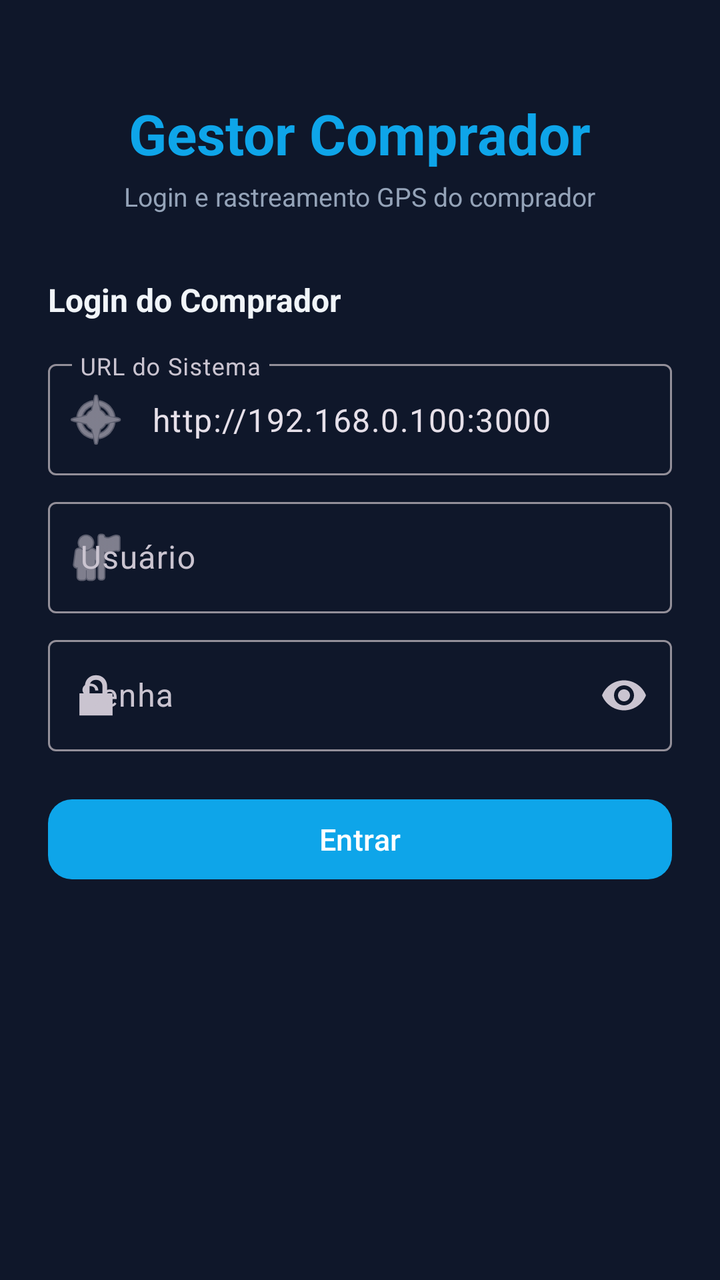
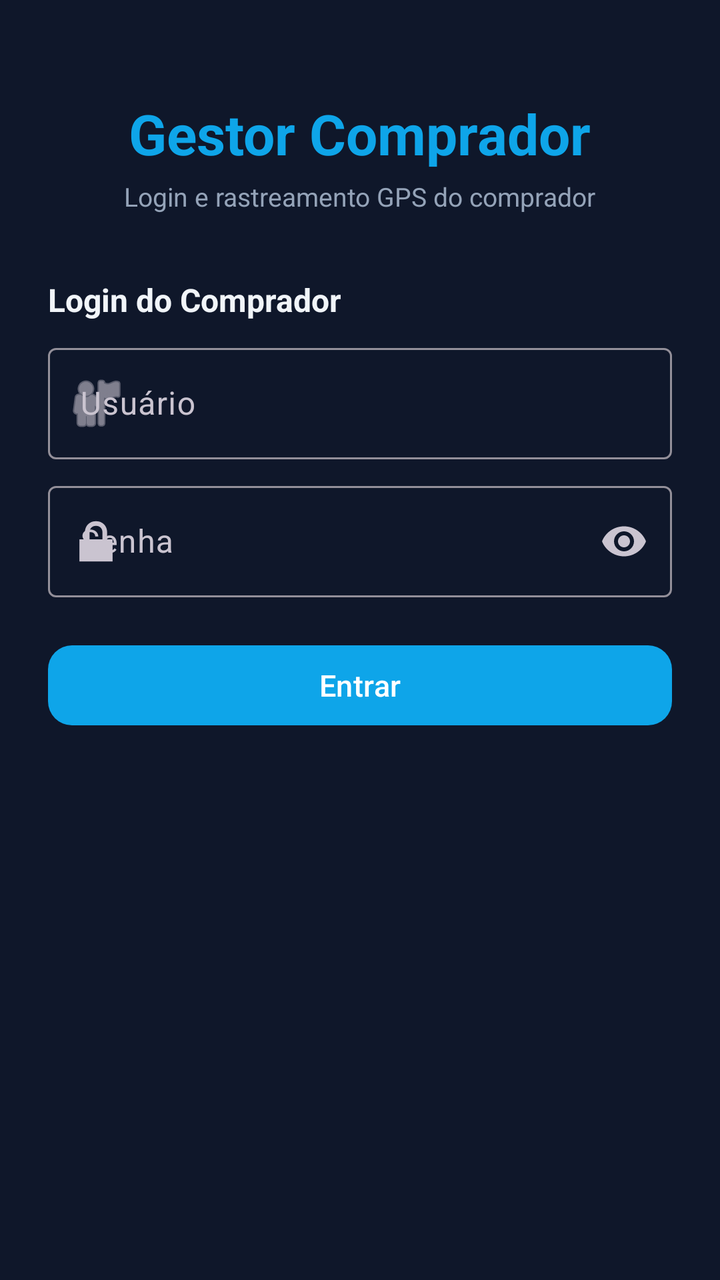

An Android layout rendered at two revisions. The XML below is the earlier revision; the diff shows what the commit changed to produce the second picture.
<!-- AndroidManifest.xml: application theme Theme.GestorComprador -->
<!-- res/layout/activity_main.xml -->
<?xml version="1.0" encoding="utf-8"?>
<ScrollView xmlns:android="http://schemas.android.com/apk/res/android"
    xmlns:app="http://schemas.android.com/apk/res-auto"
    android:layout_width="match_parent"
    android:layout_height="match_parent"
    android:background="@color/background"
    android:fillViewport="true">

    <LinearLayout
        android:layout_width="match_parent"
        android:layout_height="wrap_content"
        android:orientation="vertical"
        android:padding="24dp">

        <TextView
            android:layout_width="wrap_content"
            android:layout_height="wrap_content"
            android:layout_gravity="center_horizontal"
            android:layout_marginTop="24dp"
            android:text="@string/app_name"
            android:textColor="@color/primary"
            android:textSize="28sp"
            android:textStyle="bold" />

        <TextView
            android:id="@+id/tvSubtitle"
            android:layout_width="wrap_content"
            android:layout_height="wrap_content"
            android:layout_gravity="center_horizontal"
            android:layout_marginTop="4dp"
            android:text="Login e rastreamento GPS do comprador"
            android:textColor="@color/text_secondary"
            android:textSize="13sp" />

        
        <LinearLayout
            android:id="@+id/loginContainer"
            android:layout_width="match_parent"
            android:layout_height="wrap_content"
            android:layout_marginTop="32dp"
            android:orientation="vertical">

            <TextView
                android:layout_width="wrap_content"
                android:layout_height="wrap_content"
                android:text="@string/login_title"
                android:textColor="@color/text_primary"
                android:textSize="16sp"
                android:textStyle="bold" />

            <com.google.android.material.textfield.TextInputLayout
                android:layout_width="match_parent"
                android:layout_height="wrap_content"
                android:layout_marginTop="16dp"
                android:hint="@string/server_url"
                app:startIconDrawable="@android:drawable/ic_menu_compass">

                <com.google.android.material.textfield.TextInputEditText
                    android:id="@+id/etServerUrl"
                    android:layout_width="match_parent"
                    android:layout_height="wrap_content"
                    android:inputType="textUri"
                    android:text="http://192.168.0.100:3000" />
            </com.google.android.material.textfield.TextInputLayout>

            <com.google.android.material.textfield.TextInputLayout
                android:layout_width="match_parent"
                android:layout_height="wrap_content"
                android:layout_marginTop="8dp"
                android:hint="@string/username"
                app:startIconDrawable="@android:drawable/ic_menu_myplaces">

                <com.google.android.material.textfield.TextInputEditText
                    android:id="@+id/etUsername"
                    android:layout_width="match_parent"
                    android:layout_height="wrap_content"
                    android:inputType="text"
                    android:importantForAutofill="no" />
            </com.google.android.material.textfield.TextInputLayout>

            <com.google.android.material.textfield.TextInputLayout
                android:layout_width="match_parent"
                android:layout_height="wrap_content"
                android:layout_marginTop="8dp"
                android:hint="@string/password"
                app:endIconMode="password_toggle"
                app:startIconDrawable="@android:drawable/ic_lock_lock">

                <com.google.android.material.textfield.TextInputEditText
                    android:id="@+id/etPassword"
                    android:layout_width="match_parent"
                    android:layout_height="wrap_content"
                    android:inputType="textPassword"
                    android:importantForAutofill="no" />
            </com.google.android.material.textfield.TextInputLayout>

            <com.google.android.material.button.MaterialButton
                android:id="@+id/btnLogin"
                android:layout_width="match_parent"
                android:layout_height="wrap_content"
                android:layout_marginTop="20dp"
                android:text="@string/login_btn"
                android:textSize="15sp"
                app:cornerRadius="12dp" />

            <TextView
                android:id="@+id/tvLoginError"
                android:layout_width="match_parent"
                android:layout_height="wrap_content"
                android:layout_marginTop="10dp"
                android:textColor="@color/danger"
                android:textSize="12sp"
                android:visibility="gone" />
        </LinearLayout>

        
        <LinearLayout
            android:id="@+id/dashboardContainer"
            android:layout_width="match_parent"
            android:layout_height="wrap_content"
            android:layout_marginTop="24dp"
            android:orientation="vertical"
            android:visibility="gone">

            <LinearLayout
                android:layout_width="match_parent"
                android:layout_height="wrap_content"
                android:background="@color/surface"
                android:orientation="vertical"
                android:padding="16dp">

                <TextView
                    android:id="@+id/tvUserInfo"
                    android:layout_width="wrap_content"
                    android:layout_height="wrap_content"
                    android:textColor="@color/text_primary"
                    android:textSize="16sp"
                    android:textStyle="bold" />

                <TextView
                    android:id="@+id/tvTrackingStatus"
                    android:layout_width="wrap_content"
                    android:layout_height="wrap_content"
                    android:layout_marginTop="6dp"
                    android:textColor="@color/text_secondary"
                    android:textSize="13sp" />
            </LinearLayout>

            
            <TextView
                android:layout_width="wrap_content"
                android:layout_height="wrap_content"
                android:layout_marginTop="20dp"
                android:text="📡 Rastreamento GPS"
                android:textColor="@color/text_primary"
                android:textSize="15sp"
                android:textStyle="bold" />

            <LinearLayout
                android:layout_width="match_parent"
                android:layout_height="wrap_content"
                android:layout_marginTop="12dp"
                android:background="@color/surface"
                android:orientation="vertical"
                android:padding="16dp">

                <TextView
                    android:id="@+id/tvLastLocation"
                    android:layout_width="wrap_content"
                    android:layout_height="wrap_content"
                    android:textColor="@color/text_primary"
                    android:textSize="14sp" />

                <TextView
                    android:id="@+id/tvLastUpdate"
                    android:layout_width="wrap_content"
                    android:layout_height="wrap_content"
                    android:layout_marginTop="4dp"
                    android:textColor="@color/text_secondary"
                    android:textSize="12sp" />

                <com.google.android.material.button.MaterialButton
                    android:id="@+id/btnToggleTracking"
                    android:layout_width="match_parent"
                    android:layout_height="wrap_content"
                    android:layout_marginTop="14dp"
                    android:text="@string/tracking_start" />
            </LinearLayout>

            
            <TextView
                android:layout_width="wrap_content"
                android:layout_height="wrap_content"
                android:layout_marginTop="20dp"
                android:text="🛒 Viagem de Compras"
                android:textColor="@color/text_primary"
                android:textSize="15sp"
                android:textStyle="bold" />

            <LinearLayout
                android:layout_width="match_parent"
                android:layout_height="wrap_content"
                android:layout_marginTop="12dp"
                android:background="@color/surface"
                android:orientation="vertical"
                android:padding="16dp">

                <TextView
                    android:id="@+id/tvTripStatus"
                    android:layout_width="wrap_content"
                    android:layout_height="wrap_content"
                    android:textColor="@color/text_secondary"
                    android:textSize="13sp" />

                <com.google.android.material.button.MaterialButton
                    android:id="@+id/btnToggleTrip"
                    android:layout_width="match_parent"
                    android:layout_height="wrap_content"
                    android:layout_marginTop="14dp"
                    android:text="@string/trip_start" />
            </LinearLayout>

            <com.google.android.material.button.MaterialButton
                android:id="@+id/btnLogout"
                android:layout_width="match_parent"
                android:layout_height="wrap_content"
                android:layout_marginTop="20dp"
                android:backgroundTint="@color/danger"
                android:text="@string/logout_btn" />
        </LinearLayout>

        <TextView
            android:id="@+id/tvGeneralError"
            android:layout_width="match_parent"
            android:layout_height="wrap_content"
            android:layout_marginTop="16dp"
            android:textColor="@color/danger"
            android:textSize="12sp"
            android:visibility="gone" />

    </LinearLayout>
</ScrollView>
<!-- resources referenced by this layout -->
<resources>
  <color name="background">#0f172a</color>
  <color name="danger">#ef4444</color>
  <color name="primary">#0ea5e9</color>
  <color name="surface">#1e293b</color>
  <color name="text_primary">#f1f5f9</color>
  <color name="text_secondary">#94a3b8</color>
  <string name="app_name">Gestor Comprador</string>
  <string name="login_btn">Entrar</string>
  <string name="login_title">Login do Comprador</string>
  <string name="logout_btn">Sair</string>
  <string name="password">Senha</string>
  <string name="server_url">URL do Sistema</string>
  <string name="tracking_start">Iniciar Rastreamento</string>
  <string name="trip_start">Iniciar Viagem</string>
  <string name="username">Usuário</string>
  <style name="Theme.GestorComprador" parent="Theme.Material3.Dark.NoActionBar">
          <item name="colorPrimary">@color/primary</item>
          <item name="colorOnPrimary">@color/white</item>
          <item name="colorSecondary">@color/accent</item>
          <item name="android:colorBackground">@color/background</item>
          <item name="android:statusBarColor">@color/background</item>
          <item name="android:navigationBarColor">@color/background</item>
      </style>
  <color name="white">#ffffff</color>
  <color name="accent">#22c55e</color>
</resources>

<!-- the commit's change to res/layout/activity_main.xml (unified diff, before → after) -->
@@ -51,21 +51,6 @@
             <com.google.android.material.textfield.TextInputLayout
                 android:layout_width="match_parent"
                 android:layout_height="wrap_content"
-                android:layout_marginTop="16dp"
-                android:hint="@string/server_url"
-                app:startIconDrawable="@android:drawable/ic_menu_compass">
-
-                <com.google.android.material.textfield.TextInputEditText
-                    android:id="@+id/etServerUrl"
-                    android:layout_width="match_parent"
-                    android:layout_height="wrap_content"
-                    android:inputType="textUri"
-                    android:text="http://192.168.0.100:3000" />
-            </com.google.android.material.textfield.TextInputLayout>
-
-            <com.google.android.material.textfield.TextInputLayout
-                android:layout_width="match_parent"
-                android:layout_height="wrap_content"
                 android:layout_marginTop="8dp"
                 android:hint="@string/username"
                 app:startIconDrawable="@android:drawable/ic_menu_myplaces">
<!-- resource entries referenced after the edit -->
@@ -11,7 +11,6 @@
   <string name="login_title">Login do Comprador</string>
   <string name="logout_btn">Sair</string>
   <string name="password">Senha</string>
-  <string name="server_url">URL do Sistema</string>
   <string name="tracking_start">Iniciar Rastreamento</string>
   <string name="trip_start">Iniciar Viagem</string>
   <string name="username">Usuário</string>
